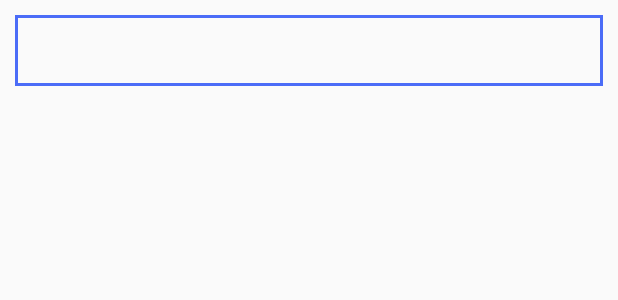
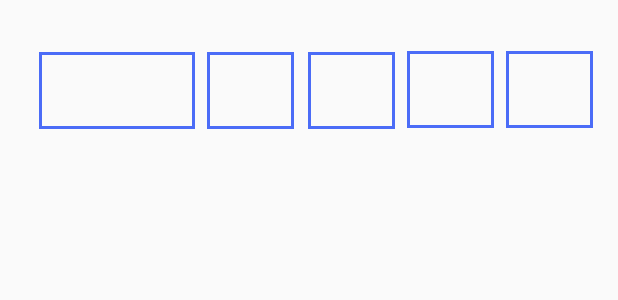
Before and after one commit to cf17jeremy/M7NotasAPP, an Android app: the layout recycleview.xml on its own in the app's theme, with its tools: preview values and no code run, on a phone screen of 412 x 824 dp. Shown: the top 300 px of the screen. Run offline under Robolectric (Android 15) with nearby library versions, the light colour scheme and no system bars.

Commit message:
Cambios en estetica m7, en caso de mala visualizacion coger version del 01/03

```diff
--- a/app/src/main/res/layout/recycleview.xml
+++ b/app/src/main/res/layout/recycleview.xml
@@ -1,23 +1,93 @@
 <?xml version="1.0" encoding="utf-8"?>
-<LinearLayout xmlns:android="http://schemas.android.com/apk/res/android"
+<androidx.constraintlayout.widget.ConstraintLayout xmlns:android="http://schemas.android.com/apk/res/android"
+    xmlns:app="http://schemas.android.com/apk/res-auto"
     xmlns:tools="http://schemas.android.com/tools"
+    android:id="@+id/linearLayout"
     android:layout_width="match_parent"
-    android:layout_height="wrap_content"
-    android:orientation="vertical">
+    android:layout_height="match_parent">
     <!--
     items for a single row of RecyclerView
     -->
 
     <TextView
         android:id="@+id/name"
-        android:layout_width="match_parent"
-        android:layout_height="wrap_content"
-        android:layout_centerInParent="true"
-        android:layout_margin="10dp"
+        android:layout_width="104dp"
+        android:layout_height="51dp"
+        android:layout_marginEnd="9dp"
         android:background="@drawable/textview_border"
         android:gravity="center"
         android:textColor="#000"
-        android:textSize="20sp" />
+        android:textSize="20sp"
+        app:layout_constraintBottom_toBottomOf="parent"
+        app:layout_constraintEnd_toEndOf="parent"
+        app:layout_constraintHorizontal_bias="0.086"
+        app:layout_constraintStart_toStartOf="parent"
+        app:layout_constraintTop_toTopOf="parent"
+        app:layout_constraintVertical_bias="0.045" />
+
+    <TextView
+        android:id="@+id/name2"
+        android:layout_width="58dp"
+        android:layout_height="51dp"
+        android:layout_marginEnd="9dp"
+        android:background="@drawable/textview_border"
+        android:gravity="center"
+        android:textColor="#000"
+        android:textSize="20sp"
+        app:layout_constraintBottom_toBottomOf="parent"
+        app:layout_constraintEnd_toEndOf="parent"
+        app:layout_constraintHorizontal_bias="0.401"
+        app:layout_constraintStart_toStartOf="parent"
+        app:layout_constraintTop_toTopOf="parent"
+        app:layout_constraintVertical_bias="0.045" />
+
+    <TextView
+        android:id="@+id/name3"
+        android:layout_width="58dp"
+        android:layout_height="51dp"
+        android:layout_marginEnd="9dp"
+        android:background="@drawable/textview_border"
+        android:gravity="center"
+        android:textColor="#000"
+        android:textSize="20sp"
+        app:layout_constraintBottom_toBottomOf="parent"
+        app:layout_constraintEnd_toEndOf="parent"
+        app:layout_constraintHorizontal_bias="0.595"
+        app:layout_constraintStart_toStartOf="parent"
+        app:layout_constraintTop_toTopOf="parent"
+        app:layout_constraintVertical_bias="0.045" />
+
+    <TextView
+        android:id="@+id/name4"
+        android:layout_width="58dp"
+        android:layout_height="51dp"
+        android:layout_marginEnd="9dp"
+        android:background="@drawable/textview_border"
+        android:gravity="center"
+        android:textColor="#000"
+        android:textSize="20sp"
+        app:layout_constraintBottom_toBottomOf="parent"
+        app:layout_constraintEnd_toEndOf="parent"
+        app:layout_constraintHorizontal_bias="0.787"
+        app:layout_constraintStart_toStartOf="parent"
+        app:layout_constraintTop_toTopOf="parent"
+        app:layout_constraintVertical_bias="0.044" />
+
+    <TextView
+        android:id="@+id/name5"
+        android:layout_width="58dp"
+        android:layout_height="51dp"
+        android:layout_marginEnd="9dp"
+        android:background="@drawable/textview_border"
+        android:gravity="center"
+        android:textColor="#000"
+        android:textSize="20sp"
+        app:layout_constraintBottom_toBottomOf="parent"
+        app:layout_constraintEnd_toEndOf="parent"
+        app:layout_constraintHorizontal_bias="0.979"
+        app:layout_constraintStart_toStartOf="parent"
+        app:layout_constraintTop_toTopOf="parent"
+        app:layout_constraintVertical_bias="0.044" />
 
 
-</LinearLayout>
+</androidx.constraintlayout.widget.ConstraintLayout>
```
Also changed, not shown: app/src/main/java/com/example/Notas/RecycleView.java (+17 -2 lines), app/src/main/res/layout/activity_menu.xml (+22 -27 lines), app/src/main/res/drawable-v24/restore.jpg (added), app/src/main/res/drawable-v24/restore.png (added).
